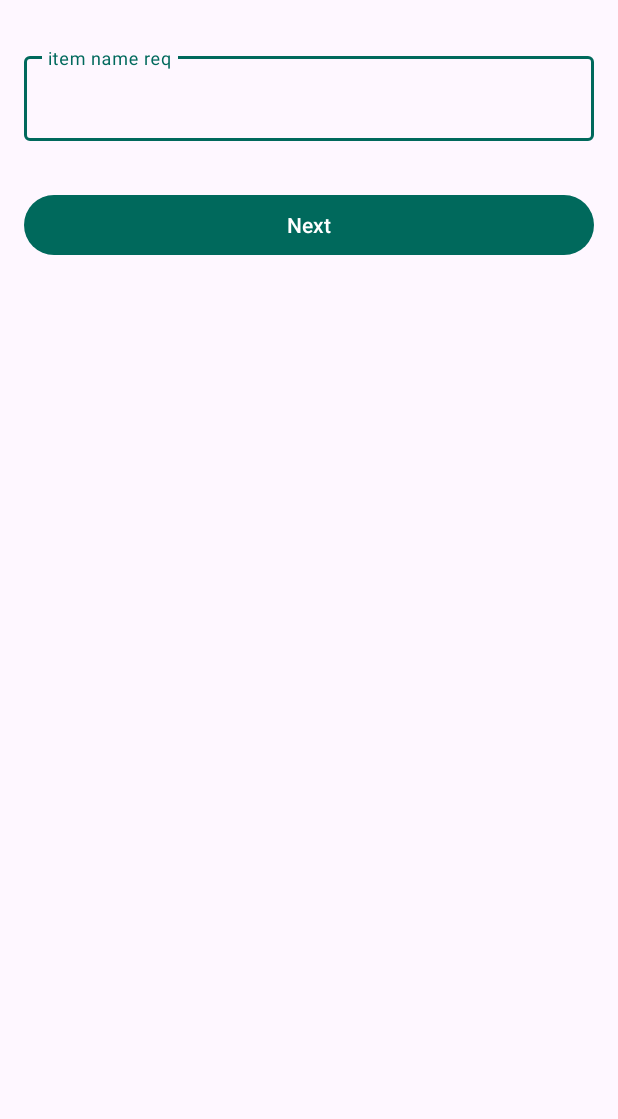
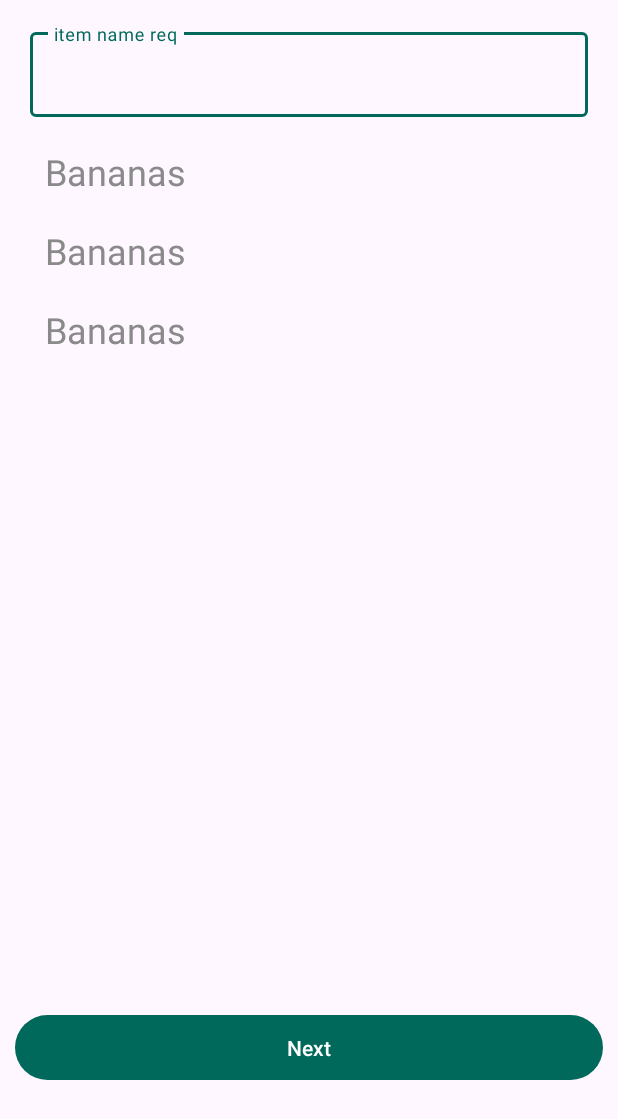
Before and after one commit to thatwaz/ShopPuppet, an Android app: the layout fragment_add_item.xml on its own in the app's theme, with its tools: preview values and no code run, on a phone screen of 412 x 824 dp. Shown: the top 1119 px of the screen. Run offline under Robolectric (Android 15) with nearby library versions, the phone set to English and light mode, and no system bars.

Commit message:
implement u.i. for frequently purchased items in add item fragment

```diff
--- a/app/src/main/java/com/thatwaz/shoppuppet/domain/model/Item.kt
+++ b/app/src/main/java/com/thatwaz/shoppuppet/domain/model/Item.kt
@@ -14,6 +14,6 @@ data class Item(
     var description: String,
     var isPurchased: Boolean = false,
     var isPriorityItem: Boolean = false,
-    val lastPurchasedDate: Date? = null, // This will store the last purchase date. Null means the item hasn't been purchased yet.
+    var lastPurchasedDate: Date? = null, // This will store the last purchase date. Null means the item hasn't been purchased yet.
     val purchaseCount: Int = 0  // This will store how often an item has been purchased.
 )
--- a/app/src/main/res/layout/fragment_add_item.xml
+++ b/app/src/main/res/layout/fragment_add_item.xml
@@ -1,49 +1,67 @@
 <?xml version="1.0" encoding="utf-8"?>
-<ScrollView xmlns:android="http://schemas.android.com/apk/res/android"
+<androidx.constraintlayout.widget.ConstraintLayout xmlns:android="http://schemas.android.com/apk/res/android"
     xmlns:app="http://schemas.android.com/apk/res-auto"
     xmlns:tools="http://schemas.android.com/tools"
     android:layout_width="match_parent"
     android:layout_height="match_parent"
+    android:layout_marginStart="10dp"
+    android:layout_marginEnd="10dp"
     tools:context=".presentation.fragments.AddItemFragment">
 
-    <androidx.constraintlayout.widget.ConstraintLayout
-        android:layout_width="match_parent"
-        android:layout_height="wrap_content"
-        android:layout_margin="@dimen/margin">
-
-
-
+    <!-- Text Input Layout -->
     <com.google.android.material.textfield.TextInputLayout
         android:id="@+id/item_name_label"
         android:layout_width="0dp"
         android:layout_height="wrap_content"
+        android:layout_marginStart="10dp"
         android:layout_marginTop="@dimen/margin"
+        android:layout_marginEnd="10dp"
         android:hint="item name req"
         app:layout_constraintEnd_toEndOf="parent"
         app:layout_constraintStart_toStartOf="parent"
         app:layout_constraintTop_toTopOf="parent">
 
-
         <com.google.android.material.textfield.TextInputEditText
             android:id="@+id/et_item_name"
             android:layout_width="match_parent"
-                android:layout_height="match_parent"
+            android:layout_height="wrap_content"
             android:inputType="textAutoComplete|textCapWords"
             android:singleLine="true" />
-
-
     </com.google.android.material.textfield.TextInputLayout>
 
+    <!-- RecyclerView -->
+    <androidx.recyclerview.widget.RecyclerView
+        android:id="@+id/rv_frequently_purchased_items"
+        android:layout_width="0dp"
+        android:layout_height="0dp"
+        android:layout_marginStart="10dp"
+        android:layout_marginEnd="10dp"
+        android:layout_marginTop="10dp"
+        android:fadingEdgeLength="75dp"
+        android:requiresFadingEdge="vertical"
+        app:layout_constraintBottom_toTopOf="@id/cl_btn_next"
+        app:layout_constraintEnd_toEndOf="parent"
+        app:layout_constraintStart_toStartOf="parent"
+        app:layout_constraintTop_toBottomOf="@id/item_name_label"
+        tools:listitem="@layout/item_frequently_purchased" />
+
+    <!-- Button Layout -->
+    <androidx.constraintlayout.widget.ConstraintLayout
+        android:id="@+id/cl_btn_next"
+        android:layout_width="match_parent"
+        android:layout_height="wrap_content"
+        android:layout_marginBottom="100dp"
+        app:layout_constraintBottom_toBottomOf="parent">
 
         <Button
             android:id="@+id/btn_next"
             android:layout_width="0dp"
             android:layout_height="wrap_content"
-            android:layout_marginTop="32dp"
+            android:padding="12dp"
             android:text="Next"
+            app:layout_constraintBottom_toBottomOf="parent"
             app:layout_constraintEnd_toEndOf="parent"
             app:layout_constraintStart_toStartOf="parent"
-            app:layout_constraintTop_toBottomOf="@+id/item_name_label" />
-
+            app:layout_constraintTop_toTopOf="parent" />
     </androidx.constraintlayout.widget.ConstraintLayout>
-</ScrollView>
+</androidx.constraintlayout.widget.ConstraintLayout>
--- a/app/src/main/res/layout/fragment_shop_specific_list.xml
+++ b/app/src/main/res/layout/fragment_shop_specific_list.xml
@@ -38,12 +38,14 @@
             app:layout_constraintTop_toTopOf="parent" />
 
         <ImageView
+            android:id="@+id/iv_shop_specific_icon"
             android:layout_width="wrap_content"
             android:layout_height="wrap_content"
             android:scaleX=".75"
             android:scaleY=".75"
             app:layout_constraintEnd_toStartOf="@id/tv_shop_name"
             android:layout_marginEnd="8dp"
+            android:visibility="visible"
             app:layout_constraintTop_toTopOf="@id/tv_shop_name"
             app:layout_constraintBottom_toBottomOf="@id/tv_shop_name"
             android:src="@drawable/ic_grocery_store"
--- /dev/null
+++ b/app/src/main/res/layout/item_frequently_purchased.xml
@@ -0,0 +1,21 @@
+<?xml version="1.0" encoding="utf-8"?>
+<androidx.constraintlayout.widget.ConstraintLayout
+    xmlns:android="http://schemas.android.com/apk/res/android"
+    android:layout_width="match_parent"
+    xmlns:app="http://schemas.android.com/apk/res-auto"
+    android:padding="10dp"
+    android:layout_height="wrap_content">
+
+    <TextView
+        android:id="@+id/tv_frequently_purchased_items"
+        android:layout_width="0dp"
+        android:layout_height="wrap_content"
+        android:text="Bananas"
+        android:textColor="@color/inactive_grey"
+        android:textSize="24sp"
+        android:layout_marginEnd="12dp"
+        app:layout_constraintStart_toStartOf="parent"
+        app:layout_constraintEnd_toEndOf="parent"
+        app:layout_constraintTop_toTopOf="parent" />
+
+</androidx.constraintlayout.widget.ConstraintLayout>
```
Also changed, not shown: app/src/main/java/com/thatwaz/shoppuppet/data/db/dao/ItemDao.kt (+8 -1 lines), app/src/main/java/com/thatwaz/shoppuppet/data/repository/ItemRepository.kt (+18 -0 lines), app/src/main/java/com/thatwaz/shoppuppet/presentation/adapters/FrequentlyPurchasedItemAdapter.kt (added, +53 -0 lines), app/src/main/java/com/thatwaz/shoppuppet/presentation/fragments/AddItemFragment.kt (+94 -42 lines), app/src/main/java/com/thatwaz/shoppuppet/presentation/viewmodel/ItemViewModel.kt (+32 -10 lines), app/src/main/java/com/thatwaz/shoppuppet/presentation/viewmodel/ShopSpecificListViewModel.kt (+24 -2 lines). Lines whose indentation alone changed are shown as unchanged.
